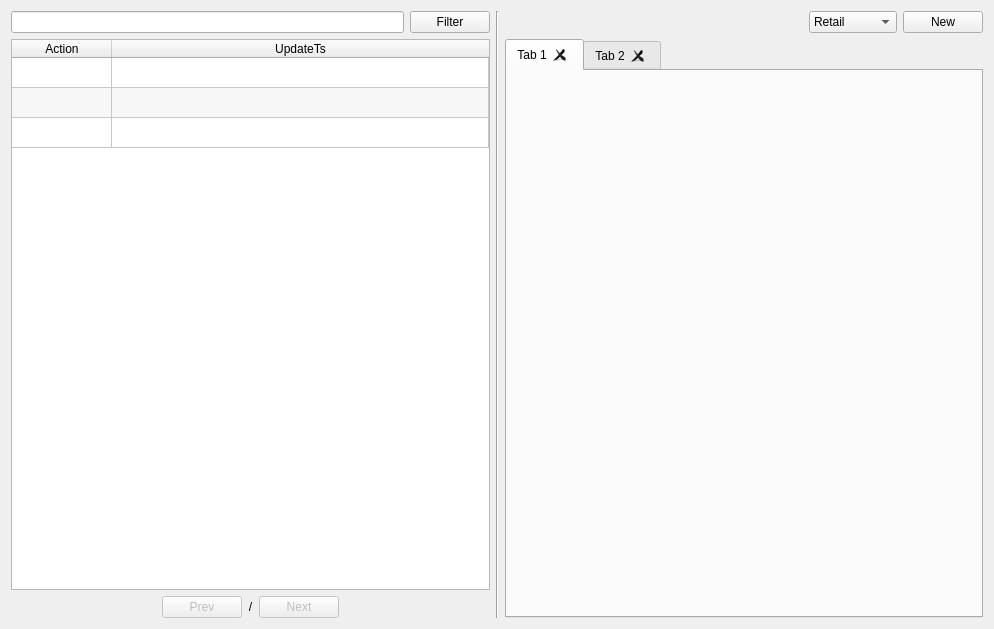
Old version of the form app/views/templates/ManageSales.ui in the repository rondalefloyd/mts-pos.
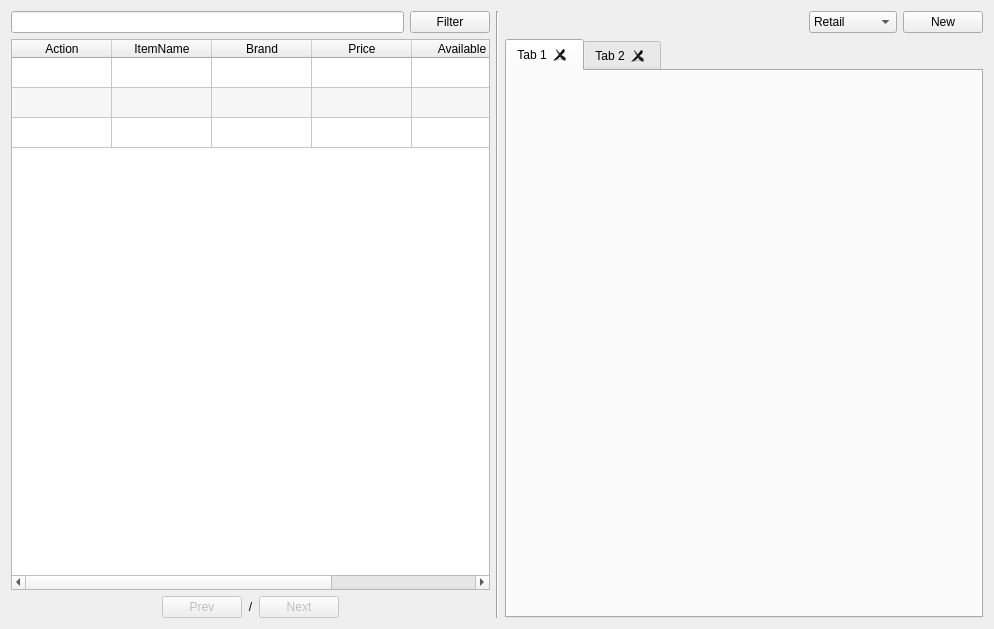
New version of the form.

```diff
--- a/app/views/templates/ManageSales.ui
+++ b/app/views/templates/ManageSales.ui
@@ -76,6 +76,31 @@
          <string>Action</string>
         </property>
        </column>
+       <column>
+        <property name="text">
+         <string>ItemName</string>
+        </property>
+       </column>
+       <column>
+        <property name="text">
+         <string>Brand</string>
+        </property>
+       </column>
+       <column>
+        <property name="text">
+         <string>Price</string>
+        </property>
+       </column>
+       <column>
+        <property name="text">
+         <string>Available</string>
+        </property>
+       </column>
+       <column>
+        <property name="text">
+         <string>PromoName</string>
+        </property>
+       </column>
        <column>
         <property name="text">
          <string>UpdateTs</string>
```
